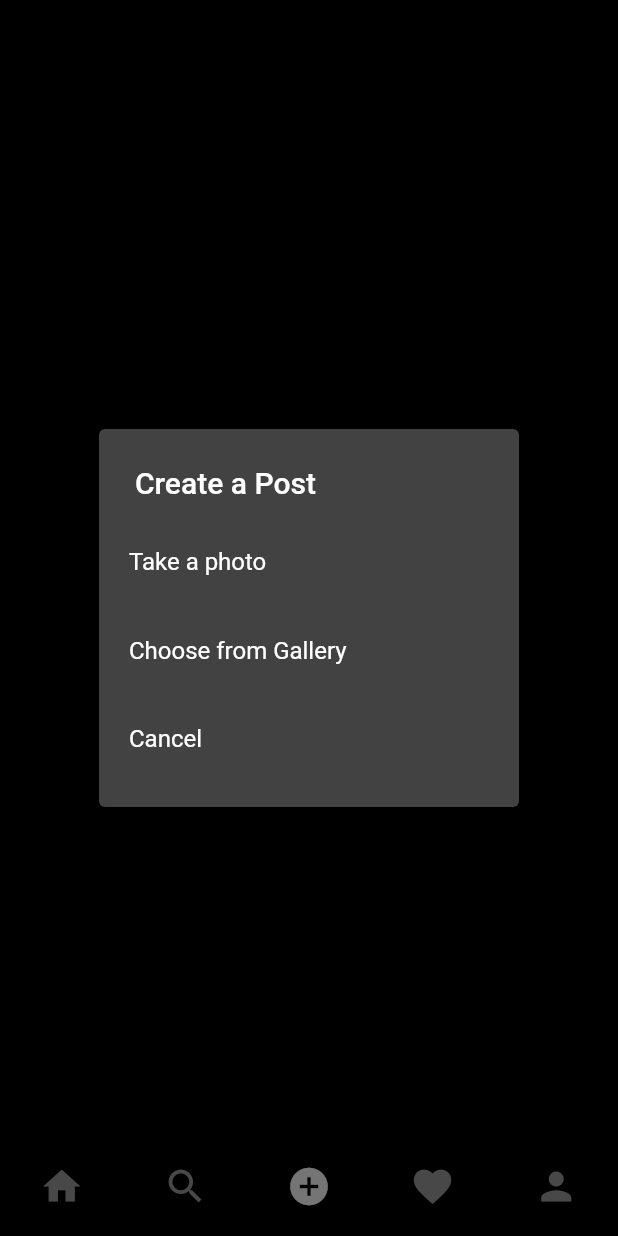
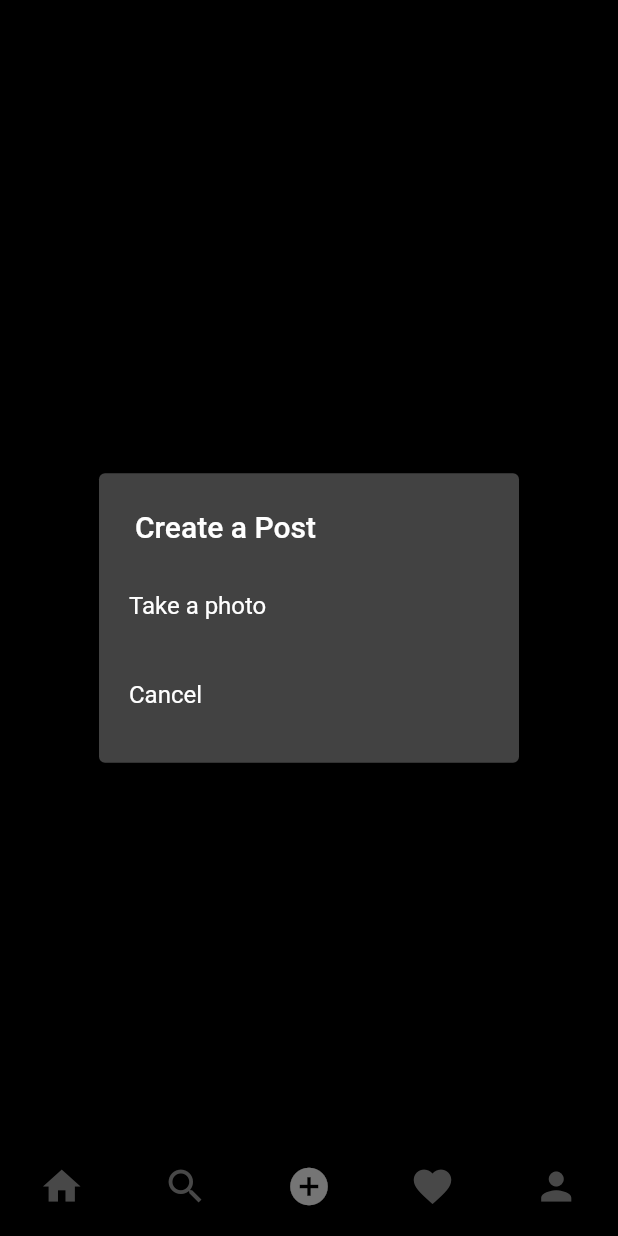
Before and after one commit to Ratul-netizen/netizen, a Flutter app: the screen it shows once a user with an empty profile is signed in, item 3 of the bottom bar chosen, after a tap on the "upload" icon, on a phone screen of 412 x 824 dp. Run offline on Flutter 3.47's test engine with Material 2 defaults, Android fonts, the phone set to English and light mode, and no system bars; our stand-ins replace cloud_firestore, firebase_auth, firebase_core, firebase_storage, flutter_svg, image_picker; missing offline and left inert: staggered_grid_view_flutter; accounts and stored records are empty; network calls fail.

Commit message:
minor bug fix

```diff
--- a/lib/screens/add_post_screen.dart
+++ b/lib/screens/add_post_screen.dart
@@ -34,18 +34,6 @@ class _AddPostScreenState extends State<AddPostScreen> {
                 Navigator.pop(context);
                 Uint8List file =
                     await pickImage(ImageSource.camera, ImageSource.gallery);
-                setState(() {
-                  _file = file;
-                });
-              },
-            ),
-            SimpleDialogOption(
-              padding: const EdgeInsets.all(20),
-              child: const Text('Choose from Gallery'),
-              onPressed: () async {
-                Navigator.of(context).pop();
-                Uint8List file =
-                    await pickImage(ImageSource.gallery, ImageSource.camera);
                 setState(() {
                   _file = file;
                 });
--- a/lib/screens/feed_screen.dart
+++ b/lib/screens/feed_screen.dart
@@ -26,7 +26,7 @@ class _FeedScreenState extends State<FeedScreen> {
               backgroundColor: mobileBackgroundColor,
               centerTitle: false,
               title: SvgPicture.asset(
-                'assets/ic_instagram.svg',
+                'assets/ic_netizen.svg',
                 color: primaryColor,
                 height: 32,
               ),
```
Also changed, not shown: 1 other file.
